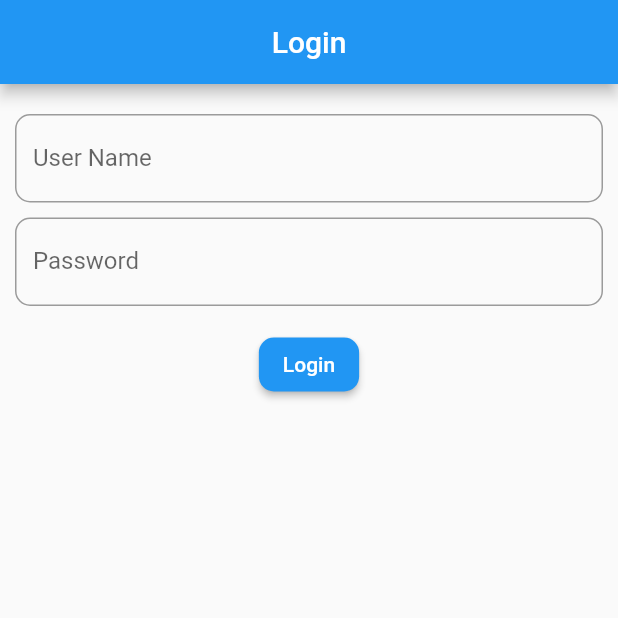
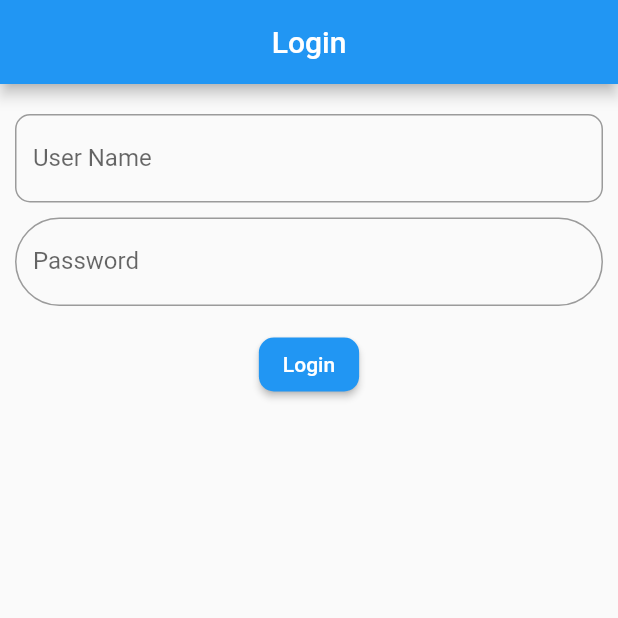
Before and after one commit to Asish-NS/ShoppingCartTestProject, a Flutter app: the screen it shows after launch, on a phone screen of 412 x 824 dp, the top half of it. Run offline on Flutter 3.47's test engine with Material 2 defaults, Android fonts, the phone set to English and light mode, and no system bars.

Commit message:
update check

```diff
--- a/lib/subFoems/loginwindow.dart
+++ b/lib/subFoems/loginwindow.dart
@@ -23,7 +23,7 @@ class LoginBody extends StatelessWidget {
               hintText: "Password",
               labelText: "Password",
               border: OutlineInputBorder(
-                  borderRadius: BorderRadius.circular(10)
+                  borderRadius: BorderRadius.circular(50)
               )
           ),),
           SizedBox(height: 15,),
```
